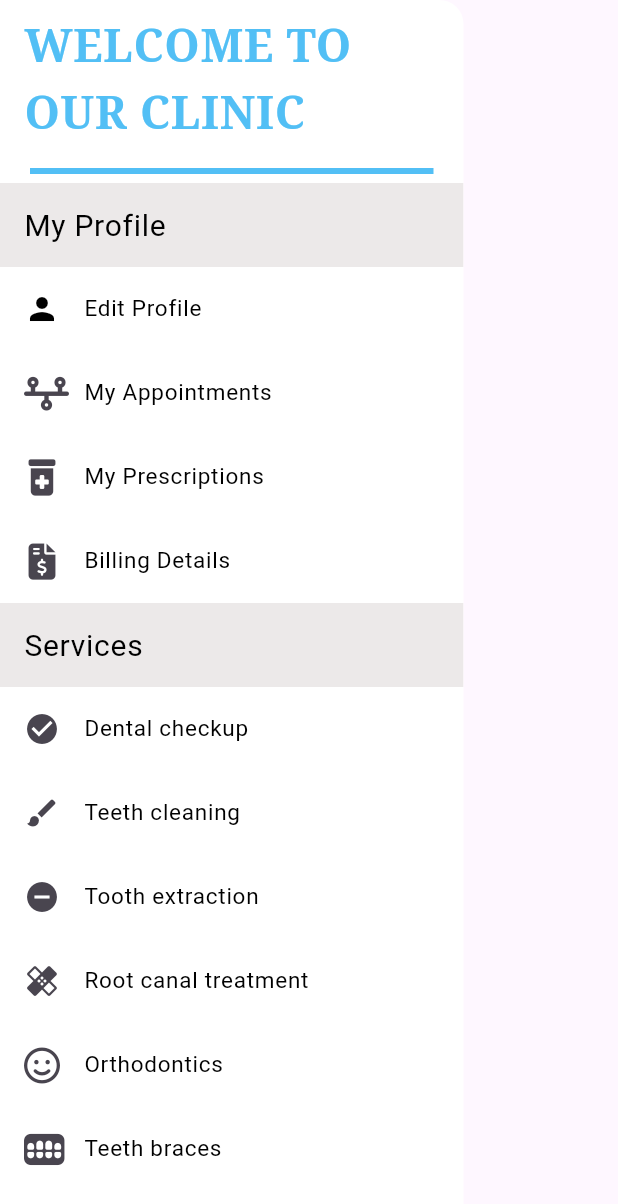
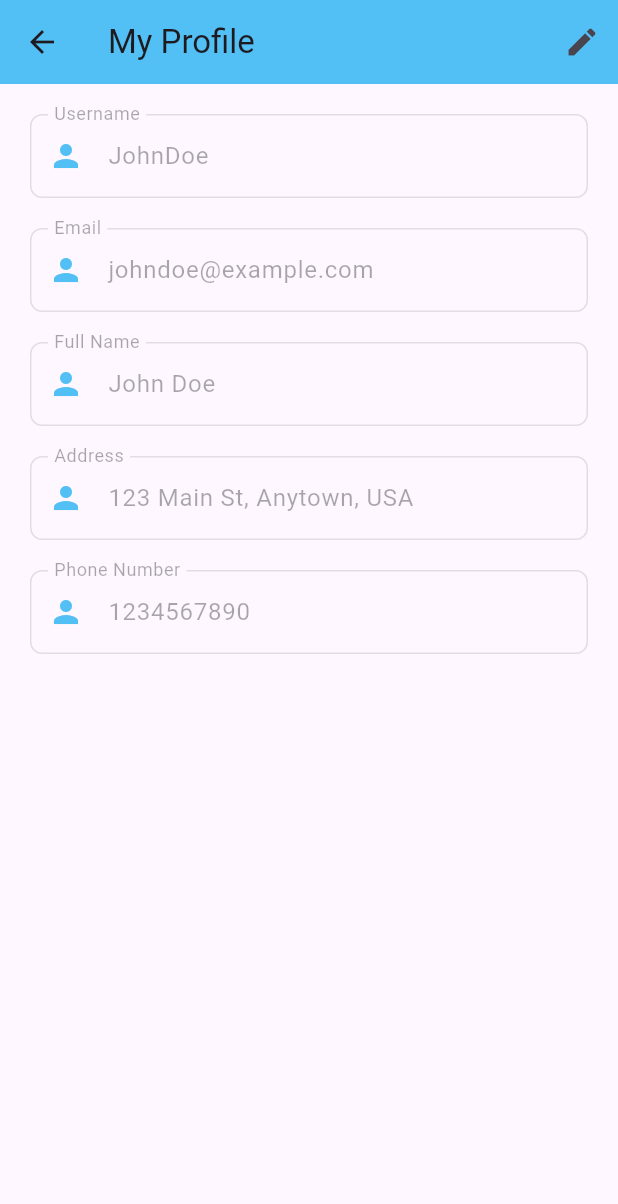
Before and after one commit to MohamedHamed001/dental-clinic-, a Flutter app: the PatientDrawer widget shown alone on an empty page, opened directly, after a tap on "My Profile", on a phone screen of 412 x 824 dp. Shown: the top 1204 px of the screen. Run offline on Flutter 3.47's test engine with Material 3 defaults, Android fonts, the phone set to English and light mode, and no system bars; our stand-ins replace dotted_border, font_awesome_flutter, table_calendar.

```diff
--- /dev/null
+++ b/cross_platform/lib/constant.dart
@@ -0,0 +1 @@
+// const BASE_URL = 'http://192.168.1.5:8000';
--- /dev/null
+++ b/cross_platform/lib/my_profile_page.dart
@@ -0,0 +1,137 @@
+import 'package:flutter/material.dart';
+
+class MyProfilePage extends StatefulWidget {
+  @override
+  _MyProfilePageState createState() => _MyProfilePageState();
+}
+
+class _MyProfilePageState extends State<MyProfilePage> {
+  bool isEditing = false;
+  final _formKey = GlobalKey<FormState>();
+
+  // Initial values for the profile information
+  String username = 'JohnDoe';
+  String email = 'johndoe@example.com';
+  String fullName = 'John Doe';
+  String address = '123 Main St, Anytown, USA';
+  String phoneNumber = '1234567890';
+
+  @override
+  Widget build(BuildContext context) {
+    final themeColor = Color(0xFF52BFF5);
+
+    return Scaffold(
+      appBar: AppBar(
+        title: Text('My Profile'),
+        backgroundColor: themeColor,
+        actions: [
+          IconButton(
+            icon: Icon(isEditing ? Icons.check : Icons.edit),
+            onPressed: () {
+              setState(() {
+                if (isEditing) {
+                  if (_formKey.currentState!.validate()) {
+                    _formKey.currentState!.save();
+                    // Save the updated profile information
+                    // Perform any additional save operations here
+                  }
+                }
+                isEditing = !isEditing;
+              });
+            },
+          ),
+        ],
+      ),
+      body: Padding(
+        padding: EdgeInsets.all(20.0),
+        child: Form(
+          key: _formKey,
+          child: ListView(
+            children: [
+              _buildProfileField(
+                label: 'Username',
+                initialValue: username,
+                enabled: isEditing,
+                onSaved: (value) => username = value!,
+              ),
+              SizedBox(height: 20),
+              _buildProfileField(
+                label: 'Email',
+                initialValue: email,
+                enabled: isEditing,
+                onSaved: (value) => email = value!,
+                validator: (value) {
+                  if (value == null || value.isEmpty) {
+                    return 'Please enter your email';
+                  }
+                  if (!RegExp(r'^[\w-\.]+@([\w-]+\.)+[\w-]{2,4}$')
+                      .hasMatch(value)) {
+                    return 'Enter a valid email address';
+                  }
+                  return null;
+                },
+              ),
+              SizedBox(height: 20),
+              _buildProfileField(
+                label: 'Full Name',
+                initialValue: fullName,
+                enabled: isEditing,
+                onSaved: (value) => fullName = value!,
+              ),
+              SizedBox(height: 20),
+              _buildProfileField(
+                label: 'Address',
+                initialValue: address,
+                enabled: isEditing,
+                onSaved: (value) => address = value!,
+              ),
+              SizedBox(height: 20),
+              _buildProfileField(
+                label: 'Phone Number',
+                initialValue: phoneNumber,
+                enabled: isEditing,
+                onSaved: (value) => phoneNumber = value!,
+                validator: (value) {
+                  if (value == null || value.isEmpty) {
+                    return 'Please enter your phone number';
+                  }
+                  if (!RegExp(r'^[0-9]+$').hasMatch(value)) {
+                    return 'Enter a valid phone number';
+                  }
+                  return null;
+                },
+              ),
+            ],
+          ),
+        ),
+      ),
+    );
+  }
+
+  Widget _buildProfileField({
+    required String label,
+    required String initialValue,
+    required bool enabled,
+    required FormFieldSetter<String> onSaved,
+    FormFieldValidator<String>? validator,
+  }) {
+    final themeColor = Color(0xFF52BFF5);
+
+    return TextFormField(
+      initialValue: initialValue,
+      decoration: InputDecoration(
+        labelText: label,
+        border: OutlineInputBorder(
+          borderRadius: BorderRadius.circular(8.0),
+        ),
+        prefixIcon: Icon(
+          Icons.person,
+          color: themeColor,
+        ),
+      ),
+      enabled: enabled,
+      onSaved: onSaved,
+      validator: validator,
+    );
+  }
+}
--- a/cross_platform/pubspec.yaml
+++ b/cross_platform/pubspec.yaml
@@ -30,6 +30,7 @@ environment:
 dependencies:
   flutter:
     sdk: flutter
+
 
 
   # The following adds the Cupertino Icons font to your application.
```
Also changed, not shown: cross_platform/lib/billing_details_page.dart (added, +157 -0 lines), cross_platform/lib/edit_appointment.dart (added, +125 -0 lines), cross_platform/lib/main.dart (+8 -1 lines), cross_platform/lib/my_app_bar.dart (+17 -7 lines), cross_platform/lib/my_appointments.dart (added, +113 -0 lines), cross_platform/lib/patient_drawer.dart (+31 -5 lines).
